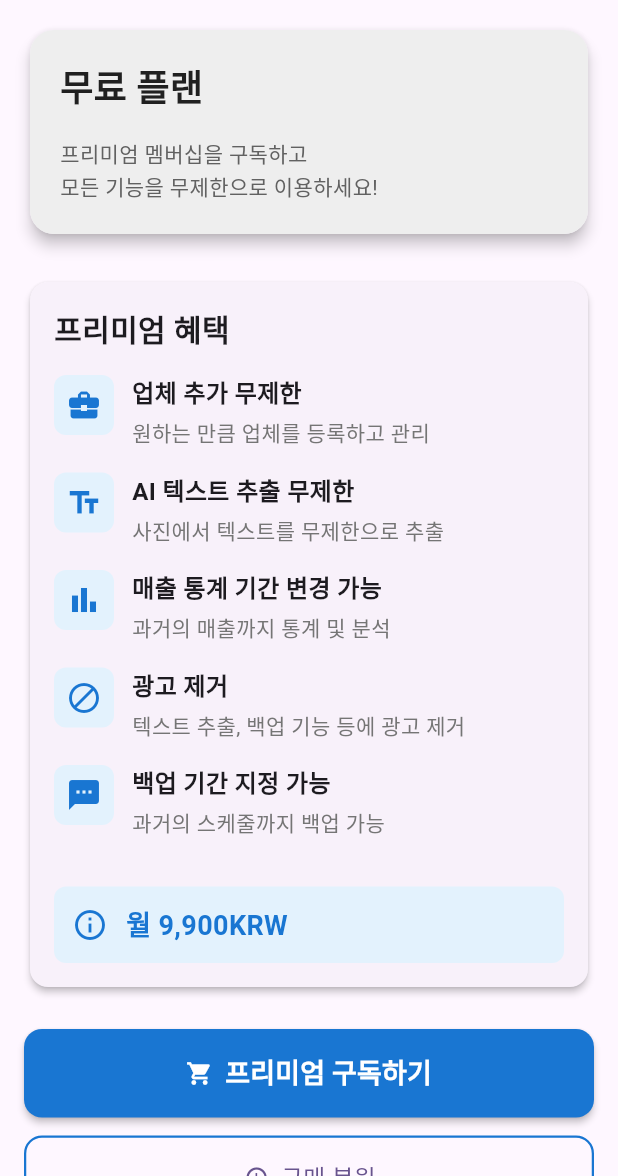
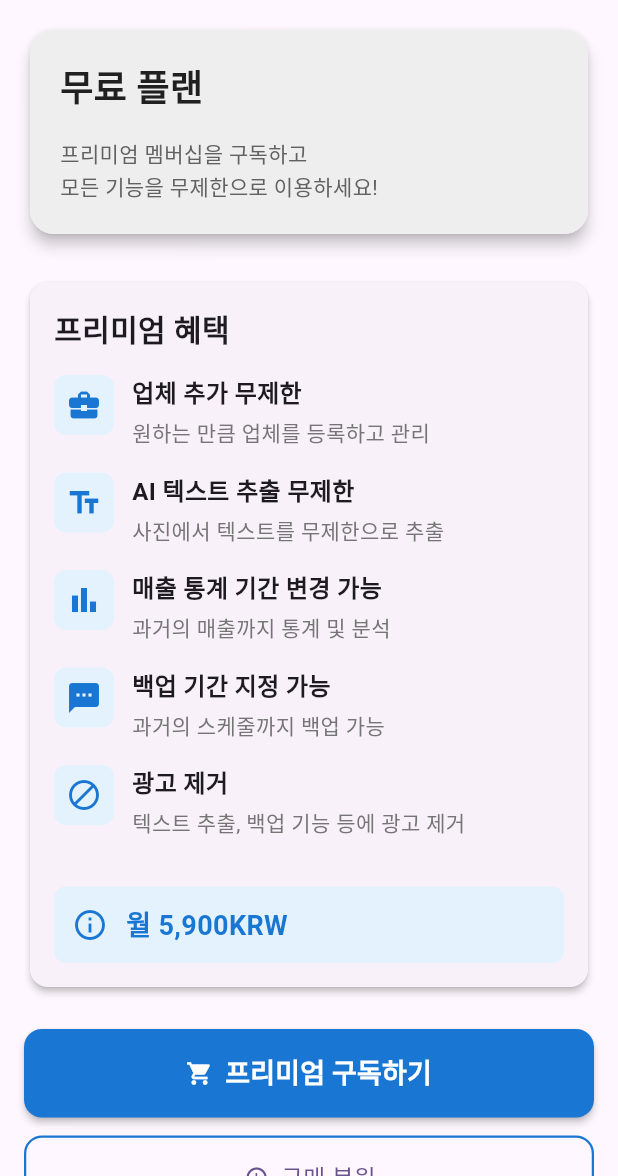
Before and after one commit to ssh5437/flutter_schedule_app, a Flutter app: the MembershipScreen screen opened directly, on a phone screen of 412 x 824 dp, the part 60-1236 px from its top. Run offline on Flutter 3.47's test engine with Material 3 defaults, Android fonts, the light colour scheme and no system bars; our stand-ins replace app_links, file_picker, fl_chart, flutter_colorpicker, flutter_local_notifications, flutter_secure_storage and 8 more; missing offline and left inert: encrypt, home_widget, pointycastle, workmanager; accounts and stored records are empty; statements that could not run were skipped.

Commit message:
프리미엄 구독자 표시 추가, 무료 사용자 백업 기간 제한, 프리미엄 사용자 백업 기간 임의 지정 가능

```diff
--- a/lib/main.dart
+++ b/lib/main.dart
@@ -295,7 +295,7 @@ class _MainScreenState extends State<MainScreen> {
           });
         },
         type: BottomNavigationBarType.fixed,
-        selectedItemColor: Theme.of(context).colorScheme.primary,
+        selectedItemColor: const Color(0xFF579bf2),
         items: const [
           BottomNavigationBarItem(
             icon: Icon(Icons.list),
--- a/lib/models/subscription.dart
+++ b/lib/models/subscription.dart
@@ -183,7 +183,7 @@ class SubscriptionProduct {
     id: monthlySubscriptionId,
     title: '월간 멤버십',
     description: 'BizPlan 프리미엄 기능 무제한 사용',
-    price: '9,900',
+    price: '5,900',
     currency: 'KRW',
     durationMonths: 1,
   );
--- a/lib/screens/membership_screen.dart
+++ b/lib/screens/membership_screen.dart
@@ -95,7 +95,7 @@ class _MembershipScreenState extends State<MembershipScreen> {
                       vertical: 6,
                     ),
                     decoration: BoxDecoration(
-                      color: Colors.white.withOpacity(0.3),
+                      color: Colors.white.withValues(alpha: 0.3),
                       borderRadius: BorderRadius.circular(20),
                     ),
                     child: const Text(
@@ -132,7 +132,7 @@ class _MembershipScreenState extends State<MembershipScreen> {
                 Container(
                   padding: const EdgeInsets.all(12),
                   decoration: BoxDecoration(
-                    color: Colors.orange.withOpacity(0.2),
+                    color: Colors.orange.withValues(alpha: 0.2),
                     borderRadius: BorderRadius.circular(8),
                     border: Border.all(color: Colors.orange),
                   ),
@@ -174,7 +174,7 @@ class _MembershipScreenState extends State<MembershipScreen> {
           label,
           style: TextStyle(
             fontSize: 14,
-            color: valueColor.withOpacity(0.8),
+            color: valueColor.withValues(alpha: 0.8),
           ),
         ),
         Text(
@@ -224,14 +224,14 @@ class _MembershipScreenState extends State<MembershipScreen> {
               '과거의 매출까지 통계 및 분석',
             ),
             _buildBenefitItem(
+              Icons.sms,
+              '백업 기간 지정 가능',
+              '과거의 스케줄까지 백업 가능',
+            ),
+            _buildBenefitItem(
               Icons.block,
               '광고 제거',
               '텍스트 추출, 백업 기능 등에 광고 제거',
-            ),
-            _buildBenefitItem(
-              Icons.sms,
-              '백업 기간 지정 가능',
-              '과거의 스케줄까지 백업 가능',
             ),
             const SizedBox(height: 16),
             Container(
--- a/lib/services/subscription_service.dart
+++ b/lib/services/subscription_service.dart
@@ -1,7 +1,5 @@
 import 'dart:async';
-import 'dart:io';
 import 'package:in_app_purchase/in_app_purchase.dart';
-import 'package:in_app_purchase_android/in_app_purchase_android.dart';
 import 'package:flutter/foundation.dart';
 import 'package:supabase_flutter/supabase_flutter.dart';
 import '../models/subscription.dart';
--- a/lib/widgets/gradient_app_bar.dart
+++ b/lib/widgets/gradient_app_bar.dart
@@ -55,13 +55,11 @@ class GradientAppBar extends StatelessWidget implements PreferredSizeWidget {
                   Container(
                     padding: const EdgeInsets.symmetric(horizontal: 6, vertical: 2),
                     decoration: BoxDecoration(
-                      gradient: const LinearGradient(
-                        colors: [Color(0xFFFFD700), Color(0xFFFFA500)],
-                      ),
+                      color: Colors.white,
                       borderRadius: BorderRadius.circular(8),
                       boxShadow: [
                         BoxShadow(
-                          color: Colors.orange.withValues(alpha: 0.3),
+                          color: Colors.black.withValues(alpha: 0.1),
                           blurRadius: 4,
                           offset: const Offset(0, 2),
                         ),
@@ -70,13 +68,13 @@ class GradientAppBar extends StatelessWidget implements PreferredSizeWidget {
                     child: const Row(
                       mainAxisSize: MainAxisSize.min,
                       children: [
-                        Icon(Icons.workspace_premium, color: Colors.white, size: 14),
+                        Icon(Icons.workspace_premium, color: Color(0xFF579bf2), size: 14),
                         SizedBox(width: 4),
                         Text(
                           'Premium',
                           style: TextStyle(
                             fontSize: 11,
-                            color: Colors.white,
+                            color: Color(0xFF579bf2),
                             fontWeight: FontWeight.bold,
                           ),
                         ),
--- a/pubspec.yaml
+++ b/pubspec.yaml
@@ -44,6 +44,7 @@ dependencies:
   shared_preferences: ^2.2.2
   flutter_colorpicker: ^1.0.3
   encrypt: ^5.0.3
+  pointycastle: ^3.9.1
   flutter_secure_storage: ^9.0.0
   google_generative_ai: ^0.4.0
   http: ^1.2.0
```
Also changed, not shown: lib/screens/settings_screen.dart (+6 -7 lines), lib/screens/statistics_screen.dart (+16 -17 lines), pubspec.lock.
